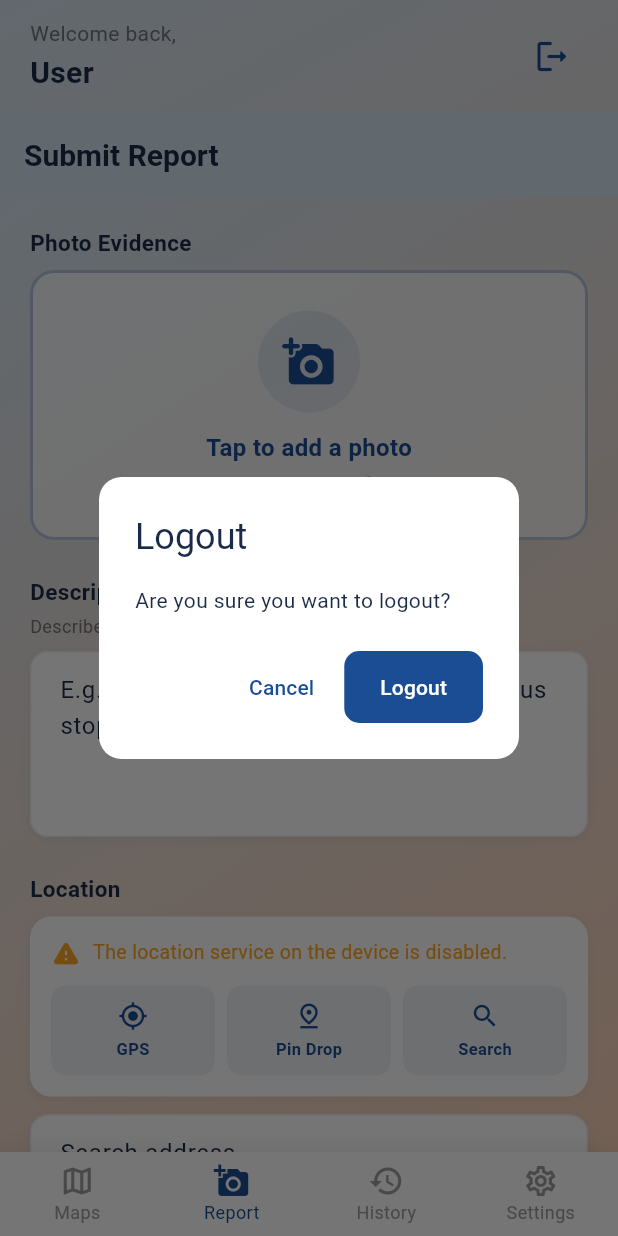
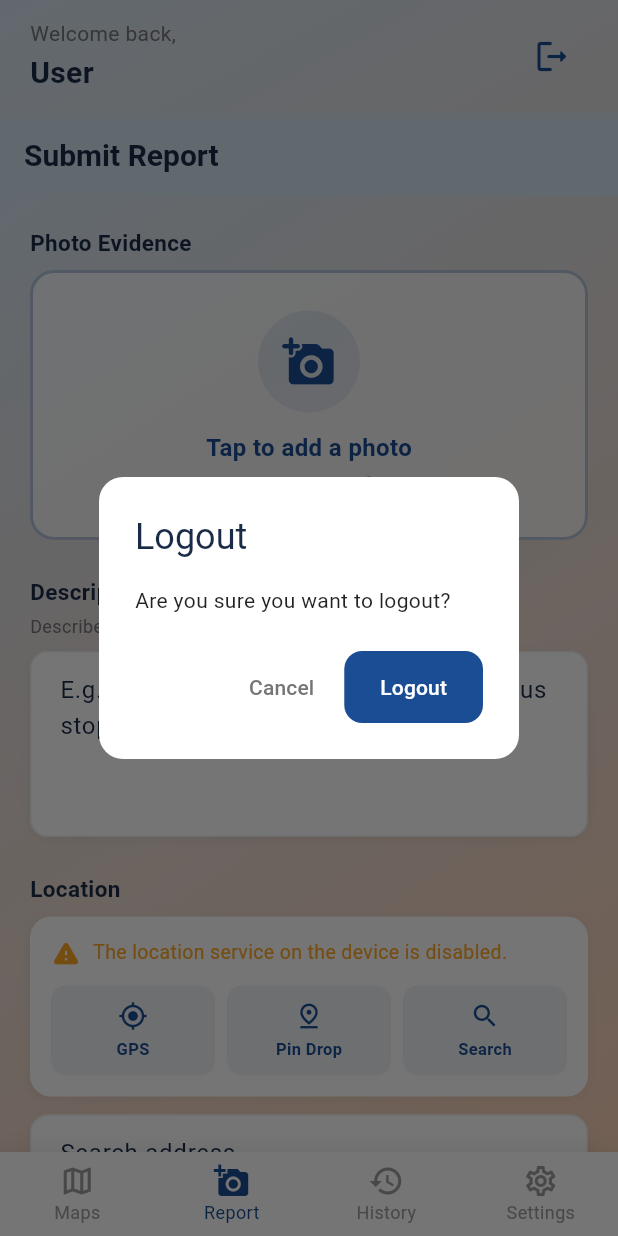
Before and after one commit to Jatin-Bagga1/CivicSight-AI, a Flutter app: the DashboardScreen screen opened by its route, item 2 of the bottom bar chosen, after a tap on the "logout" icon, on a phone screen of 412 x 824 dp. Run offline on Flutter 3.47's test engine with Material 3 defaults, Android fonts, the phone set to English and light mode, and no system bars; our stand-ins replace firebase_auth, firebase_core, firebase_storage, flutter_dotenv, flutter_image_compress, geolocator and 5 more; missing offline and left inert: flutter_facebook_auth; accounts and stored records are empty.

Commit message:
feat(ui): add animated page transitions & dark-aware logout dialog
- Replace IndexedStack with AnimatedSwitcher for smooth tab transitions
- Add subtle slide + fade crossfade between pages
- Track previous tab index for directional animation
- Make logout dialog dark-mode aware with AppColors tokens

```diff
--- a/lib/Screens/dashboard_screen.dart
+++ b/lib/Screens/dashboard_screen.dart
@@ -18,6 +18,7 @@ class DashboardScreen extends StatefulWidget {
 
 class _DashboardScreenState extends State<DashboardScreen> {
   int _currentIndex = 0;
+  int _previousIndex = 0;
 
   final List<Widget> _screens = const [
     MapScreen(),
@@ -113,9 +114,28 @@ class _DashboardScreenState extends State<DashboardScreen> {
                 ),
               ),
 
-              // Content
+              // Content with animated crossfade
               Expanded(
-                child: IndexedStack(index: _currentIndex, children: _screens),
+                child: AnimatedSwitcher(
+                  duration: AppColors.animNormal,
+                  switchInCurve: Curves.easeOut,
+                  switchOutCurve: Curves.easeIn,
+                  transitionBuilder: (child, animation) {
+                    final offsetX =
+                        _currentIndex >= _previousIndex ? 1.0 : -1.0;
+                    return SlideTransition(
+                      position: Tween<Offset>(
+                        begin: Offset(offsetX * 0.06, 0),
+                        end: Offset.zero,
+                      ).animate(animation),
+                      child: FadeTransition(opacity: animation, child: child),
+                    );
+                  },
+                  child: KeyedSubtree(
+                    key: ValueKey<int>(_currentIndex),
+                    child: _screens[_currentIndex],
+                  ),
+                ),
               ),
             ],
           ),
@@ -136,7 +156,10 @@ class _DashboardScreenState extends State<DashboardScreen> {
           currentIndex: _currentIndex,
           onTap: (index) {
             HapticFeedback.selectionClick();
-            setState(() => _currentIndex = index);
+            setState(() {
+              _previousIndex = _currentIndex;
+              _currentIndex = index;
+            });
           },
           type: BottomNavigationBarType.fixed,
           backgroundColor: navTheme.backgroundColor,
@@ -173,22 +196,33 @@ class _DashboardScreenState extends State<DashboardScreen> {
   }
 
   void _showLogoutDialog(BuildContext context) {
+    final isDark = Theme.of(context).brightness == Brightness.dark;
     showDialog(
       context: context,
       builder: (context) => AlertDialog(
-        shape: RoundedRectangleBorder(borderRadius: BorderRadius.circular(15)),
-        title: const Text('Logout'),
-        content: const Text('Are you sure you want to logout?'),
+        shape: RoundedRectangleBorder(
+            borderRadius: BorderRadius.circular(AppColors.radius)),
+        backgroundColor: isDark ? AppColors.darkCard : Colors.white,
+        title: Text('Logout',
+            style: TextStyle(
+                color: isDark ? AppColors.darkText2 : AppColors.darkText)),
+        content: Text('Are you sure you want to logout?',
+            style: TextStyle(
+                color: isDark ? Colors.white70 : Colors.black87)),
         actions: [
           TextButton(
             onPressed: () => Navigator.pop(context),
-            child: const Text('Cancel'),
+            child: Text('Cancel',
+                style: TextStyle(
+                    color: isDark
+                        ? Colors.grey.shade400
+                        : Colors.grey.shade600)),
           ),
           ElevatedButton(
             style: ElevatedButton.styleFrom(
               backgroundColor: AppColors.primaryBlue,
               shape: RoundedRectangleBorder(
-                borderRadius: BorderRadius.circular(10),
+                borderRadius: BorderRadius.circular(AppColors.radiusSm),
               ),
             ),
             onPressed: () async {
```
